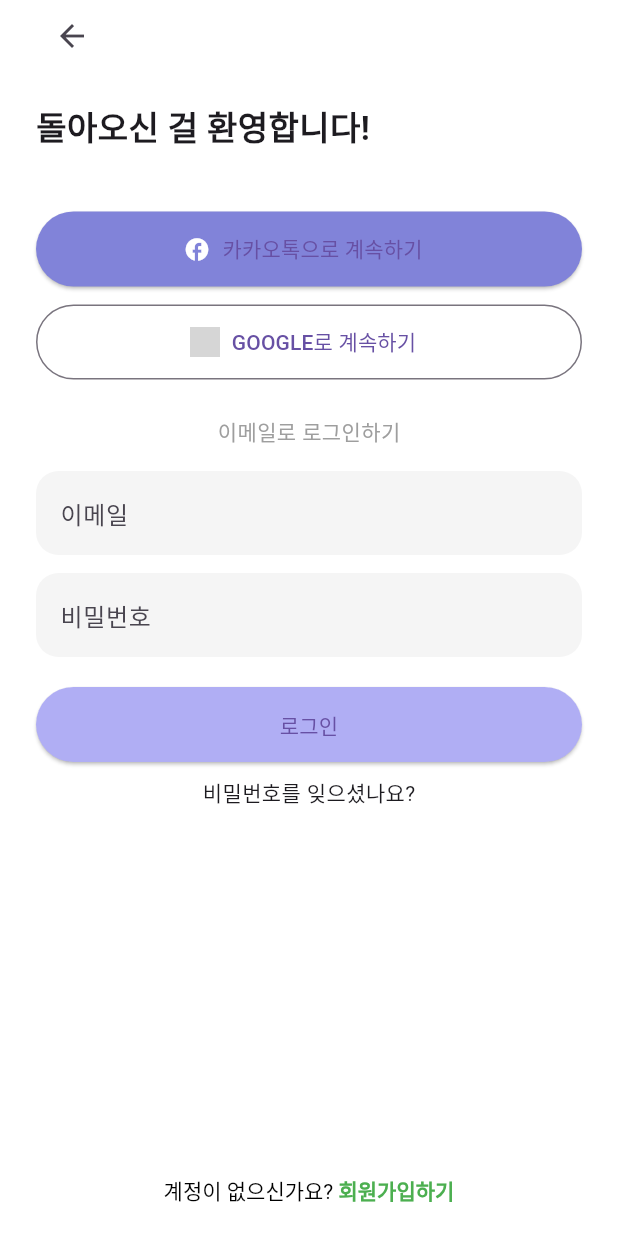
After one commit to Ko-o-ala/Frontend, a Flutter app: the screen it shows after launch, after a tap on "로그인으로 가기", on a phone screen of 412 x 824 dp. The commit adds this screen. Run offline on Flutter 3.47's test engine with Material 3 defaults, Android fonts, the light colour scheme and no system bars; our stand-ins replace percent_indicator; grey boxes are pictures that could not be loaded.

Commit message:
로그인 화면 구현 완. 단 구글 이모지 저작권 문제로 에러뜸

```diff
--- a/lib/home_page.dart
+++ b/lib/home_page.dart
@@ -19,6 +19,13 @@
               },
               child: const Text('수면 대시보드로 이동'),
             ),
+            const SizedBox(height: 20),
+            ElevatedButton(
+              onPressed: () {
+                Navigator.pushNamed(context, '/login');
+              },
+              child: const Text('로그인으로 가기'),
+            ),
           ],
         ),
       ),
--- /dev/null
+++ b/lib/login/login.dart
@@ -0,0 +1,136 @@
+import 'package:flutter/material.dart';
+
+void main() {
+  runApp(LoginApp());
+}
+
+class LoginApp extends StatelessWidget {
+  @override
+  Widget build(BuildContext context) {
+    return MaterialApp(home: LoginScreen(), debugShowCheckedModeBanner: false);
+  }
+}
+
+class LoginScreen extends StatelessWidget {
+  final TextEditingController emailController = TextEditingController();
+  final TextEditingController passwordController = TextEditingController();
+
+  @override
+  Widget build(BuildContext context) {
+    return Scaffold(
+      backgroundColor: Colors.white,
+      body: SafeArea(
+        child: Padding(
+          padding: const EdgeInsets.symmetric(horizontal: 24.0),
+          child: Column(
+            crossAxisAlignment: CrossAxisAlignment.start,
+            children: [
+              IconButton(icon: Icon(Icons.arrow_back), onPressed: () {}),
+              SizedBox(height: 20),
+              Text(
+                '돌아오신 걸 환영합니다!',
+                style: TextStyle(fontSize: 22, fontWeight: FontWeight.bold),
+              ),
+              SizedBox(height: 40),
+              // 카카오 버튼
+              ElevatedButton.icon(
+                onPressed: () {},
+                icon: Icon(Icons.facebook, color: Colors.white),
+                label: Text('카카오톡으로 계속하기'),
+                style: ElevatedButton.styleFrom(
+                  backgroundColor: Color(0xFF8183D9),
+                  minimumSize: Size(double.infinity, 50),
+                  shape: RoundedRectangleBorder(
+                    borderRadius: BorderRadius.circular(25),
+                  ),
+                ),
+              ),
+              SizedBox(height: 12),
+              // 구글 버튼
+              OutlinedButton.icon(
+                onPressed: () {},
+                icon: Image.asset(
+                  'assets/google_icon.png',
+                  height: 20,
+                ), // 구글 아이콘 필요 시
+                label: Text('GOOGLE로 계속하기'),
+                style: OutlinedButton.styleFrom(
+                  minimumSize: Size(double.infinity, 50),
+                  shape: RoundedRectangleBorder(
+                    borderRadius: BorderRadius.circular(25),
+                  ),
+                ),
+              ),
+              SizedBox(height: 24),
+              Center(
+                child: Text('이메일로 로그인하기', style: TextStyle(color: Colors.grey)),
+              ),
+              SizedBox(height: 16),
+              TextField(
+                controller: emailController,
+                decoration: InputDecoration(
+                  hintText: '이메일',
+                  filled: true,
+                  fillColor: Colors.grey.shade100,
+                  border: OutlineInputBorder(
+                    borderRadius: BorderRadius.circular(15),
+                    borderSide: BorderSide.none,
+                  ),
+                ),
+              ),
+              SizedBox(height: 12),
+              TextField(
+                controller: passwordController,
+                obscureText: true,
+                decoration: InputDecoration(
+                  hintText: '비밀번호',
+                  filled: true,
+                  fillColor: Colors.grey.shade100,
+                  border: OutlineInputBorder(
+                    borderRadius: BorderRadius.circular(15),
+                    borderSide: BorderSide.none,
+                  ),
+                ),
+              ),
+              SizedBox(height: 20),
+              ElevatedButton(
+                onPressed: () {
+                  // 로그인 처리
+                },
+                child: Text('로그인'),
+                style: ElevatedButton.styleFrom(
+                  backgroundColor: Color(0xFFB0AEF4),
+                  minimumSize: Size(double.infinity, 50),
+                  shape: RoundedRectangleBorder(
+                    borderRadius: BorderRadius.circular(25),
+                  ),
+                ),
+              ),
+              SizedBox(height: 10),
+              Center(child: Text('비밀번호를 잊으셨나요?')),
+              Spacer(),
+              Center(
+                child: RichText(
+                  text: TextSpan(
+                    text: '계정이 없으신가요? ',
+                    style: TextStyle(color: Colors.black),
+                    children: [
+                      TextSpan(
+                        text: '회원가입하기',
+                        style: TextStyle(
+                          color: Colors.green,
+                          fontWeight: FontWeight.bold,
+                        ),
+                      ),
+                    ],
+                  ),
+                ),
+              ),
+              SizedBox(height: 20),
+            ],
+          ),
+        ),
+      ),
+    );
+  }
+}
--- a/lib/main.dart
+++ b/lib/main.dart
@@ -1,4 +1,5 @@
 import 'package:flutter/material.dart';
+import 'package:my_app/login/login.dart';
 import 'home_page.dart';
 import 'sleep_dashboard/sleep_dashboard.dart';
 import 'package:my_app/sleep_dashboard/weekly_sleep_screen.dart';
@@ -21,6 +22,7 @@
         '/sleep': (context) => const SleepDashboard(), // 수면대시보드
         '/weekly': (context) => const WeeklySleepScreen(),
         '/monthly': (context) => MonthlySleepScreen(),
+        '/login': (context) => LoginScreen(),
       },
     );
   }
```
